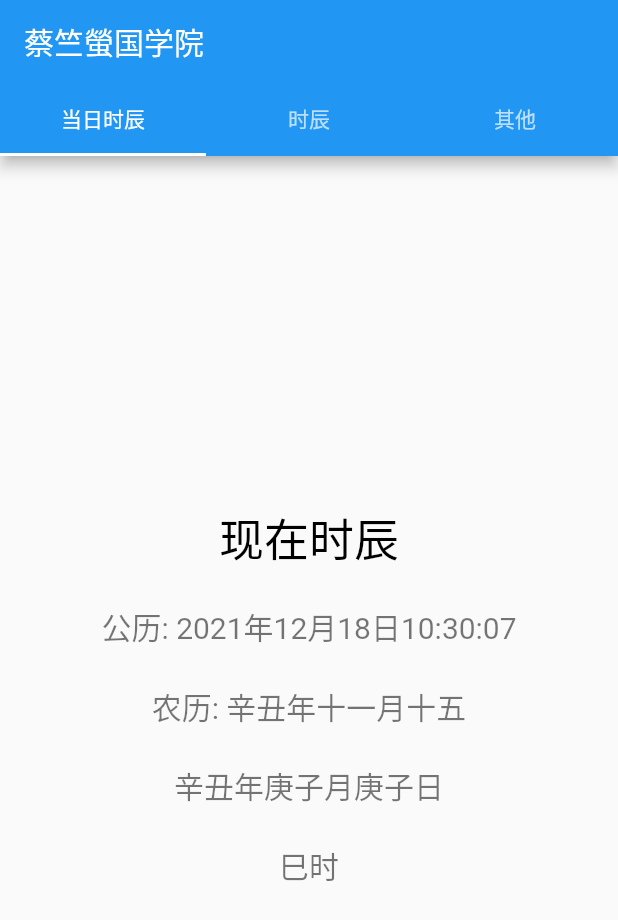
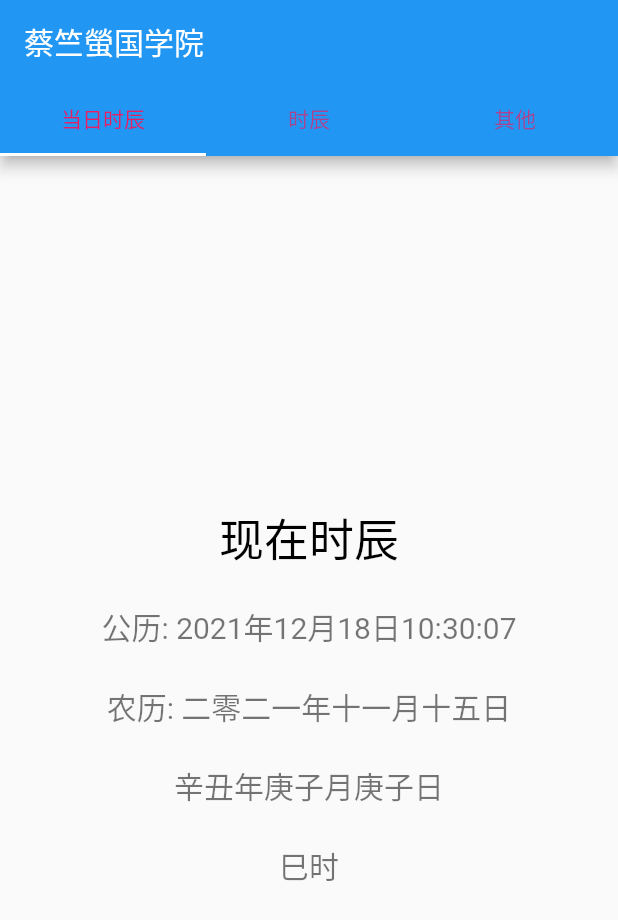
Before and after one commit to minghuwang/lunar_time, a Flutter app: the screen it shows after launch, on a phone screen of 412 x 824 dp. Shown: the top 920 px of the screen. Run offline on Flutter 3.47's test engine with Material 2 defaults, Android fonts, the phone set to English and light mode, and no system bars.

Commit message:
Change back using my own lunar string

```diff
--- a/lib/main.dart
+++ b/lib/main.dart
@@ -37,8 +37,8 @@ class MyHomePage extends StatefulWidget {
 class _MyHomePageState extends State<MyHomePage> {
   int _counter = 0;
   // List<int> lunarTimeDigital;
-  // List<String> lunarTimeString;
-  static String? lunarTimeString;
+  static List<String> lunarTimeString = [];
+  // static String? lunarTimeString;
 
   static DateTime? currentSolarTime;
   static String? currentHour;
@@ -61,8 +61,8 @@ class _MyHomePageState extends State<MyHomePage> {
   static String? selectGanZhiMonth;
   static String? selectGanZhiDay;
   static String? selectGanZhiHour;
-  // static List<String> selectLunarTimeString;
-  static String? selectLunarTimeString;
+  static List<String> selectLunarTimeString = [];
+  // static String? selectLunarTimeString;
 
   var tianGanDiZhi = new TianGanDiZhi();
   var jieQi = new JieQi(); //节气用来计算干支月
@@ -118,7 +118,8 @@ class _MyHomePageState extends State<MyHomePage> {
         solarMonth: currentSolarTime!.month,
         solarDay: currentSolarTime!.day);
     Lunar myLunarTime = LunarSolarConverter.solarToLunar(solarTime);
-    lunarTimeString = myLunarTime.toString(); //transferDigit2Chinese(myLunarTime);
+    // lunarTimeString = myLunarTime.toString(); //transferDigit2Chinese(myLunarTime);
+    lunarTimeString = transferDigit2Chinese(myLunarTime);
     ganZhiYear = TianGanDiZhi.initGanZhiStringYear(
         TianGanDiZhi.initGanZhiIntYear(mySolarTime.year, mySolarTime.month, mySolarTime.day));
     var jieQiStartDay = JieQi.getMonthFirstJieQiDayFromTable(mySolarTime.year, mySolarTime.month);
@@ -136,8 +137,8 @@ class _MyHomePageState extends State<MyHomePage> {
         solarMonth: mySelectedSolarDate.month,
         solarDay: mySelectedSolarDate.day);
     Lunar myLunarTime = LunarSolarConverter.solarToLunar(selectSolarTime);
-    // selectLunarTimeString = transferDigit2Chinese(myLunarTime);
-    selectLunarTimeString = myLunarTime.toString(); // transferDigit2Chinese(myLunarTime);
+    selectLunarTimeString = transferDigit2Chinese(myLunarTime);
+    // selectLunarTimeString = myLunarTime.toString(); // transferDigit2Chinese(myLunarTime);
     selectGanZhiYear = TianGanDiZhi.initGanZhiStringYear(TianGanDiZhi.initGanZhiIntYear(
         mySelectedSolarDate.year, mySelectedSolarDate.month, mySelectedSolarDate.day));
     var jieQiStartDay =
@@ -158,8 +159,8 @@ class _MyHomePageState extends State<MyHomePage> {
         lunarMonth: mySelectedLunarDate.month,
         lunarDay: mySelectedLunarDate.day,
         isLeap: (mySelectedLunarDate.year % 4 == 0));
-    // selectLunarTimeString = transferDigit2Chinese(myLunarTime);
-    selectLunarTimeString = myLunarTime.toString(); // transferDigit2Chinese(myLunarTime);
+    selectLunarTimeString = transferDigit2Chinese(myLunarTime);
+    // selectLunarTimeString = myLunarTime.toString(); // transferDigit2Chinese(myLunarTime);
     Solar mySolarTime = LunarSolarConverter.lunarToSolar(myLunarTime);
     //when selecting a lunar, the solar time should also be updated. lunar decides solar.
     selectedSolarDate = mySolarTime.dateTime;
@@ -209,17 +210,26 @@ class _MyHomePageState extends State<MyHomePage> {
   //Transfer 2021 to 二零二一
   static List<String> transferDigit2Chinese(Lunar lunarTime) {
     List<String> l = [];
-    l.add(changeDigit2ChineseStringForMonthNDay(lunarTime.lunarDay)); // day
-    l.add(changeDigit2ChineseStringForMonthNDay(lunarTime.lunarMonth)); //month
+    l.add(changeDigit2ChineseStringForDay(lunarTime.lunarDay)); // day
+    l.add(changeDigit2ChineseStringForMonth(lunarTime.lunarMonth)); //month
     l.add(changeDigit2ChineseStringForYear(lunarTime.lunarYear)); //year
     return l;
   }
 
-  static String changeDigit2ChineseStringForMonthNDay(int time) {
+  static String changeDigit2ChineseStringForMonth(int time) {
+    List<String> zeroTo12 = [
+      // 零 is stub
+      "零", "正", "二", "三", "四", "五", "六", "七", "八", "九",
+      "十", "十一", "腊",
+    ];
+    return zeroTo12[time];
+  }
+
+  static String changeDigit2ChineseStringForDay(int time) {
     List<String> zeroTo31 = [
       // 零 is stub
-      "零", "一", "二", "三", "四", "五", "六", "七", "八", "九",
-      "十", "十一", "十二", "十三", "十四", "十五", "十六", "十七", "十八", "十九",
+      "零", "初一", "初二", "初三", "初四", "初五", "初六", "初七", "初八", "初九",
+      "初十", "十一", "十二", "十三", "十四", "十五", "十六", "十七", "十八", "十九",
       "二十", "二十一", "二十二", "二十三", "二十四", "二十五", "二十六", "二十七", "二十八", "二十九",
       "三十", "三十一",
     ];
@@ -263,6 +273,7 @@ class _MyHomePageState extends State<MyHomePage> {
         child: Scaffold(
           appBar: AppBar(
             bottom: const TabBar(
+              labelColor: Colors.pink,
               tabs: [
                 // Tab(icon: Icon(Icons.directions_car)),
                 Tab(text: "当日时辰"),
@@ -299,14 +310,18 @@ class _MyHomePageState extends State<MyHomePage> {
             style: TextStyle(color: Colors.black, fontSize: 30),
           ),
           Text(
-            '\n公历: ${currentSolarTime!.year}年${currentSolarTime!.month}月${currentSolarTime!.day}日$currentHour:$currentMin:$currentSec',
+            '\n公历: ${currentSolarTime!.year}年${currentSolarTime!.month}月${currentSolarTime!.day}日'
+            '$currentHour:$currentMin:$currentSec',
             style: TextStyle(color: Colors.black54, fontSize: 20),
           ),
-          // Text('\n农历: ${lunarTimeString[2]}年${lunarTimeString[1]}月${lunarTimeString[0]}日',style: TextStyle(color: Colors.black54,fontSize:20), ),
           Text(
-            '\n农历: $lunarTimeString',
+            '\n农历: ${lunarTimeString[2]}年${lunarTimeString[1]}月${lunarTimeString[0]}日',
             style: TextStyle(color: Colors.black54, fontSize: 20),
           ),
+          // Text(
+          //   '\n农历: $lunarTimeString',
+          //   style: TextStyle(color: Colors.black54, fontSize: 20),
+          // ),
           Text(
             '\n${getGanZhiStringYear()}年$ganZhiMonth月$ganZhiDay日',
             style: TextStyle(color: Colors.black54, fontSize: 20),
@@ -377,7 +392,8 @@ class _MyHomePageState extends State<MyHomePage> {
           (() {
             if (selectedSolarDate != null) {
               return Text(
-                '\n公历: ${selectedSolarDate.year}年${selectedSolarDate.month}月${selectedSolarDate.day}日${selectedTime.hour}:${selectedTime.minute}',
+                '\n公历: ${selectedSolarDate.year}年${selectedSolarDate.month}月${selectedSolarDate.day}日'
+                '${selectedTime.hour}:${selectedTime.minute}',
                 style: TextStyle(color: Colors.black54, fontSize: 20),
               );
             } else {
@@ -387,7 +403,8 @@ class _MyHomePageState extends State<MyHomePage> {
           (() {
             if (selectLunarTimeString != null) {
               return Text(
-                '\n农历: $selectLunarTimeString',
+                // '\n农历: $selectLunarTimeString',
+                '\n农历: ${selectLunarTimeString[2]}年${selectLunarTimeString[1]}月${selectLunarTimeString[0]}日',
                 style: TextStyle(color: Colors.black54, fontSize: 20),
               );
             } else {
```
